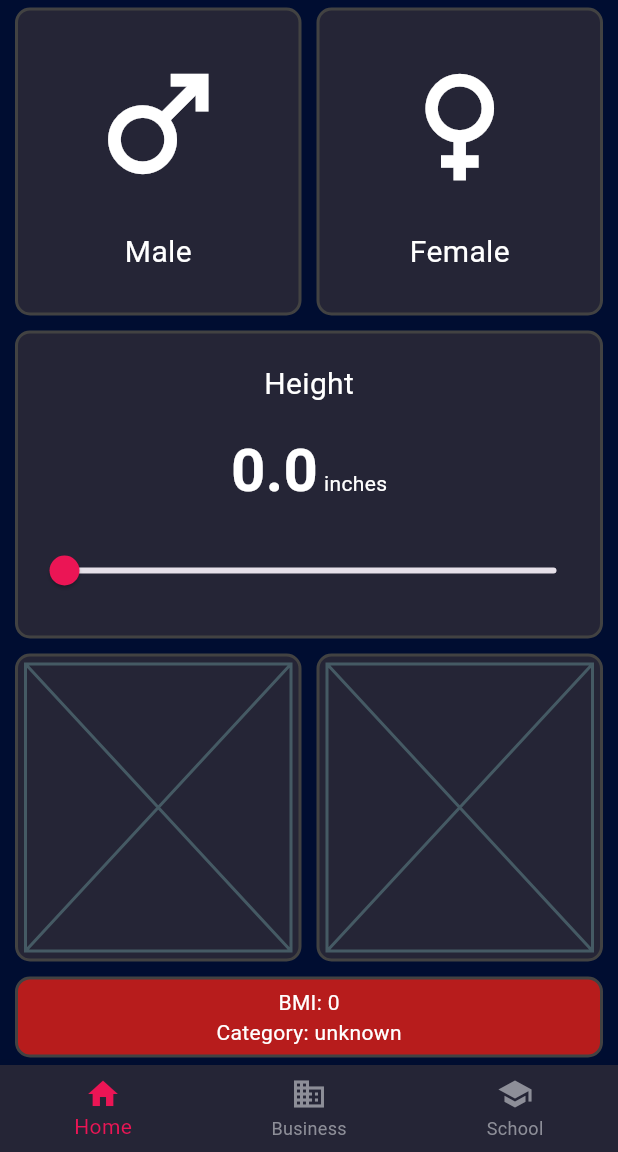
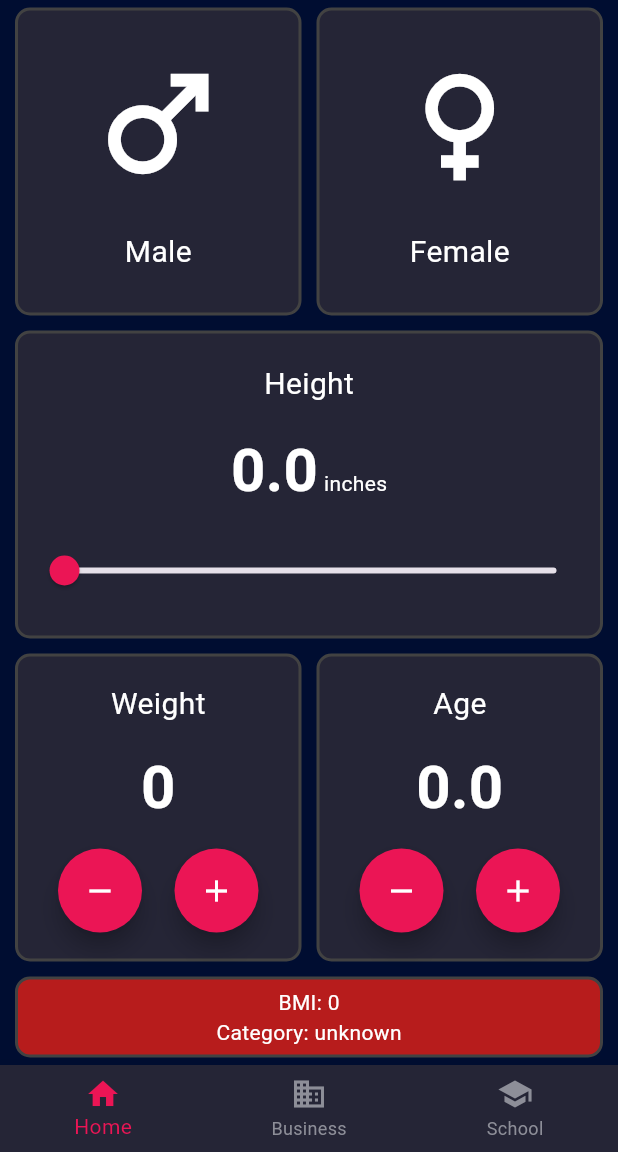
Before and after one commit to Anything-Internet/bmicalculator, a Flutter app: the screen it shows after launch, on a phone screen of 412 x 824 dp, the part 84-1236 px from its top. Run offline on Flutter 3.47's test engine with Material 3 defaults, Android fonts, the phone set to English and light mode, and no system bars.

Commit message:
input page done - needs routing

```diff
--- a/lib/bmi_data.dart
+++ b/lib/bmi_data.dart
@@ -5,6 +5,7 @@ class BmiData {
 
   double _pounds = 0;
   double _inches = 0;
+  double _age = 0;
   Genders _gender = Genders.unknown;
 
   List underweight = [0.0, 18.5];
@@ -12,18 +13,20 @@ class BmiData {
   List overweight =  [25.0, 29.9];
   List obese = [30.0, 100.0];
 
-  get pounds { return _pounds; }
+  get pounds { return _pounds.round(); }
   get kilos { return _pounds * 0.45; }
   get inches {return _inches; }
+  get age {return _age; }
   get cms { return _inches * 2.54; }
   get gender {return _gender;}
 
   set inches(value) {_inches = value;}
   set pounds(value) {_pounds = value;}
   set gender(value) {_gender = value;}
+  set age(value) {_age = value;}
 
   // kilos / sqroot of meters
-  get bmi { return kilos / sqrt(cms * 0.01) ; }
+  get bmi { return (kilos / sqrt(cms * 0.01).round()) ; }
   get bmiScale {
     if (bmi > underweight[0] && bmi < underweight[1]){
       return "underweight";
@@ -42,8 +45,6 @@ class BmiData {
   set kilos(value) { _pounds = value * 2.2; }
   set cms(value) { _inches = value * 0.39; }
 
-
-
   BmiData({double pounds = 0, double inches = 0}) {
     _pounds = pounds;
     _inches = inches;
--- a/lib/input_page.dart
+++ b/lib/input_page.dart
@@ -1,5 +1,6 @@
 import 'package:bmicalculator/bmi_data.dart';
 import 'package:bmicalculator/gender.dart';
+import 'package:bmicalculator/round_icon_button.dart';
 import 'package:bmicalculator/theme.dart';
 import 'package:flutter/material.dart';
 import 'package:flutter/services.dart';
@@ -47,6 +48,9 @@ class _InputPageState extends State<InputPage> {
       if (field == 'weight') {
         bmiData.pounds = value.round();
       }
+      if (field == 'age') {
+        bmiData.age = value.round();
+      }
       if (field == 'gender') {
         bmiData.gender = value;
       }
@@ -93,7 +97,7 @@ class _InputPageState extends State<InputPage> {
                   ? Colors.blue
                   : const Color(0xFF252536),
               callback: () {
-                setBmiData("gender", Genders.male);
+                setBmiData("gender", bmiData.gender == Genders.male ? Genders.unknown : Genders.male);
               },
               child: Gender(genderChoice: Genders.male),
             ),
@@ -105,7 +109,7 @@ class _InputPageState extends State<InputPage> {
                   ? Colors.pink.shade300
                   : const Color(0xFF252536),
               callback: () {
-                setBmiData("gender", Genders.female);
+                setBmiData("gender", bmiData.gender == Genders.female ? Genders.unknown : Genders.female);
               },
               child: Gender(genderChoice: Genders.female),
             ),
@@ -149,19 +153,81 @@ class _InputPageState extends State<InputPage> {
           ),
         ),
       ),
-      const Expanded(
+       Expanded(
         child: Row(
           children: [
             Expanded(
               child: ReusableCard(
                 position: "left",
-                child: Placeholder(),
+                child: Column(
+                  mainAxisAlignment: MainAxisAlignment.spaceEvenly,
+                  children: [
+                    Text("Weight", style: const TextStyle(fontSize: 20)),
+                    Text(bmiData.pounds.toString(),
+                        style: const TextStyle(
+                            fontWeight: FontWeight.bold, fontSize: 40)),
+                    Row(
+                      mainAxisAlignment: MainAxisAlignment.spaceEvenly,
+                      children: [
+                        RoundIconButton(
+                          //borderColor: myGrey,
+                          onPressed: () {
+                            setBmiData('weight', bmiData.pounds - 5);
+                          },
+                          tooltip: '',
+                          child: const Icon(
+                              Icons.remove,
+                              color: Colors.white),
+                        ),
+                        RoundIconButton(
+                          //borderColor: myGrey,
+                          onPressed: () {
+                            setBmiData('weight', bmiData.pounds + 5);
+                          },
+                          tooltip: '',
+                          child: const Icon(Icons.add, color: Colors.white),
+                        ),
+                      ],
+                    ),
+                  ],
+                ),
               ),
             ),
             Expanded(
               child: ReusableCard(
                 position: "right",
-                child: Placeholder(),
+                child: Column(
+                  mainAxisAlignment: MainAxisAlignment.spaceEvenly,
+                  children: [
+                    Text("Age", style: const TextStyle(fontSize: 20)),
+                    Text(bmiData.age.toString(),
+                        style: const TextStyle(
+                            fontWeight: FontWeight.bold, fontSize: 40)),
+                    Row(
+                      mainAxisAlignment: MainAxisAlignment.spaceEvenly,
+                      children: [
+                        RoundIconButton(
+                          //borderColor: myGrey,
+                          onPressed: () {
+                            setBmiData('age', bmiData.age - 1);
+                          },
+                          tooltip: '',
+                          child: const Icon(
+                              Icons.remove,
+                              color: Colors.white),
+                        ),
+                        RoundIconButton(
+                          //borderColor: myGrey,
+                          onPressed: () {
+                            setBmiData('age', bmiData.age + 1);
+                          },
+                          tooltip: '',
+                          child: const Icon(Icons.add, color: Colors.white),
+                        ),
+                      ],
+                    ),
+                  ],
+                ),
               ),
             ),
           ],
--- /dev/null
+++ b/lib/round_icon_button.dart
@@ -0,0 +1,40 @@
+import 'package:flutter/material.dart';
+
+class RoundIconButton extends StatelessWidget {
+  final Widget child;
+  final Function onPressed;
+  final String tooltip;
+  final Color? borderColor;
+  final Color? fillColor;
+
+  const RoundIconButton({
+    super.key,
+    required this.onPressed,
+    required this.child,
+    this.tooltip = "",
+    this.borderColor,
+    this.fillColor
+  });
+
+  @override
+  Widget build(BuildContext context) {
+    return RawMaterialButton(
+      fillColor: fillColor ?? Theme.of(context).floatingActionButtonTheme.backgroundColor,
+      constraints: const BoxConstraints.tightFor(
+        width: 56.0,
+        height: 56.0,
+      ),
+      child: child,
+      elevation: 6.0,
+      disabledElevation: 6.0,
+      shape:  CircleBorder(
+        side: BorderSide(
+          color: borderColor ?? Colors.transparent,
+        ),
+      ),
+      onPressed: () {
+        onPressed();
+      },
+    );
+  }
+}
```
